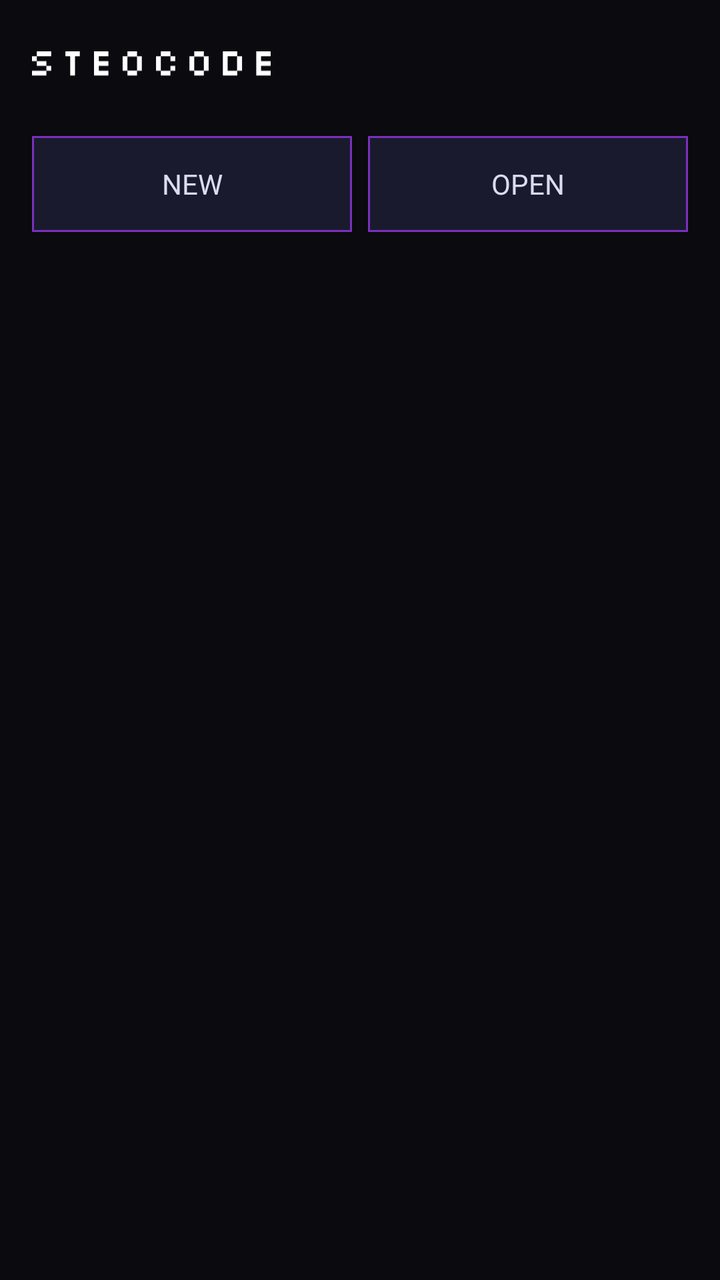
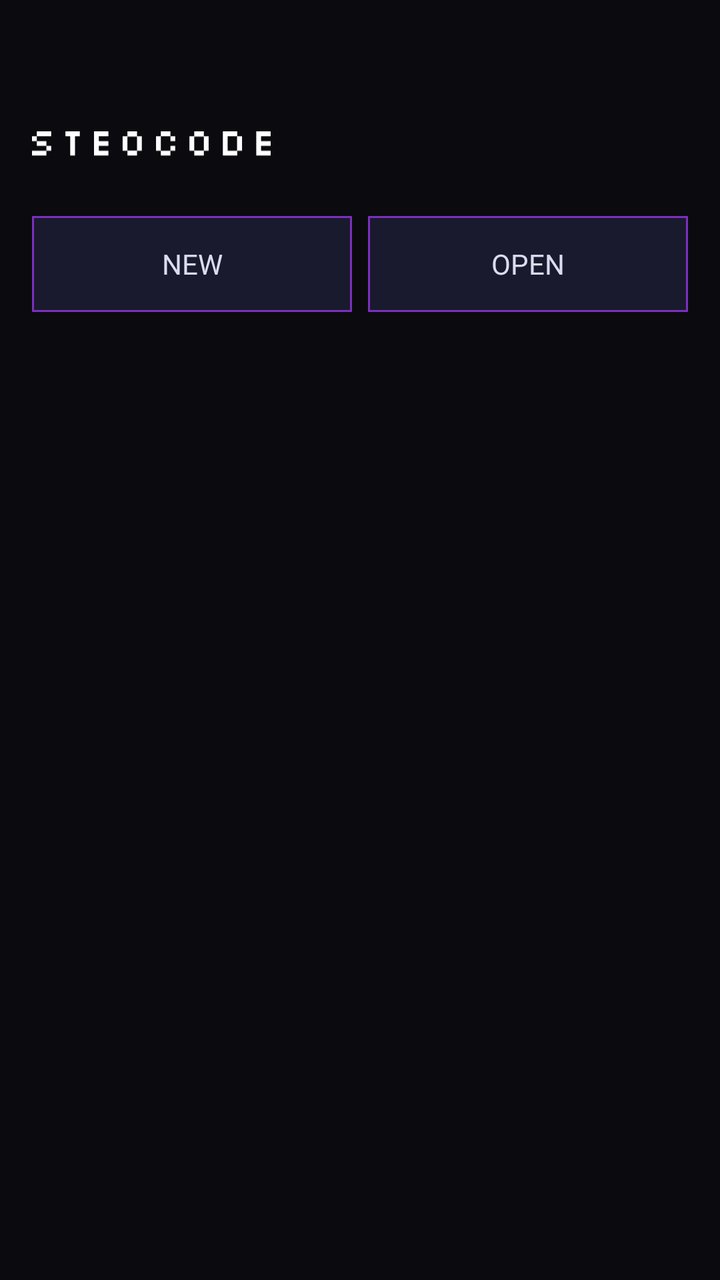

The first picture is an Android layout as it rendered before a commit; the second is the same layout after the commit. The layout source and the unified diff follow.
<!-- AndroidManifest.xml: application theme Theme.Steotexteditor -->
<!-- res/layout/nav_drawer_header.xml -->
<?xml version="1.0" encoding="utf-8"?>
<LinearLayout xmlns:android="http://schemas.android.com/apk/res/android"
    xmlns:app="http://schemas.android.com/apk/res-auto"
    android:layout_width="match_parent"
    android:layout_height="wrap_content"
    android:orientation="vertical"
    android:padding="16dp"
    android:fitsSystemWindows="true"
    android:background="@color/deep_space_black">

    <ImageView
        android:id="@+id/navHeaderLogo"
        android:layout_width="120dp"
        android:layout_height="32dp"
        android:layout_marginBottom="20dp"
        android:contentDescription="STEOCODE"
        android:src="@drawable/ic_logo" />

    <LinearLayout
        android:layout_width="match_parent"
        android:layout_height="wrap_content"
        android:orientation="horizontal"
        android:gravity="center_vertical"
        android:paddingBottom="8dp">

        <androidx.appcompat.widget.AppCompatButton
            android:id="@+id/btnNewFile"
            android:layout_width="0dp"
            android:layout_height="wrap_content"
            android:layout_weight="1"
            android:text="NEW"
            android:background="@drawable/pixel_button_background"
            android:textColor="#DCDCF0"
            android:textAllCaps="true"
            android:fontFamily="@font/silkscreen" />

        <Space
            android:layout_width="8dp"
            android:layout_height="wrap_content" />

        <androidx.appcompat.widget.AppCompatButton
            android:id="@+id/btnOpenFile"
            android:layout_width="0dp"
            android:layout_height="wrap_content"
            android:layout_weight="1"
            android:text="OPEN"
            android:background="@drawable/pixel_button_background"
            android:textColor="#DCDCF0"
            android:textAllCaps="true"
            android:fontFamily="@font/silkscreen" />
    </LinearLayout>

    <TextView
        android:id="@+id/tvEmptyRecent"
        android:layout_width="match_parent"
        android:layout_height="wrap_content"
        android:text="No recent files yet"
        android:textColor="@color/text_off_white"
        android:visibility="gone"
        android:paddingTop="8dp"
        android:paddingBottom="8dp" />

    <androidx.recyclerview.widget.RecyclerView
        android:id="@+id/rvRecentFiles"
        android:layout_width="match_parent"
        android:layout_height="200dp"
        android:clipToPadding="false" />

</LinearLayout>
<!-- resources referenced by this layout -->
<resources>
  <color name="deep_space_black">#0A0A0F</color>
  <color name="text_off_white">#E8E8F0</color>
  <!-- drawable ic_logo (drawable) -->
  <vector xmlns:android="http://schemas.android.com/apk/res/android"
      android:width="125dp"
      android:height="13dp"
      android:viewportWidth="125"
      android:viewportHeight="13">
    <path
        android:pathData="M2.5,2.5V0H10V2.5H2.5ZM7.5,10V7.5H2.5V5H0V2.5H2.5V5H7.5V7.5H10V10H7.5ZM0,12.5V10H7.5V12.5H0ZM19.9,12.5V2.5H17.4V0H24.9V2.5H22.4V12.5H19.9ZM32.3,12.5V0H39.8V2.5H34.8V5H39.8V7.5H34.8V10H39.8V12.5H32.3ZM49.7,12.5V10H47.2V2.5H49.7V0H54.7V2.5H57.2V10H54.7V12.5H49.7ZM49.7,9.9H54.7V2.6H49.7V9.9ZM72.1,5V2.5H67.1V0H72.1V2.5H74.6V5H72.1ZM67.1,12.5V10H64.6V2.5H67.1V10H72.1V12.5H67.1ZM72.1,10V7.5H74.6V10H72.1ZM84.5,12.5V10H82V2.5H84.5V0H89.5V2.5H92V10H89.5V12.5H84.5ZM84.5,9.9H89.5V2.6H84.5V9.9ZM99.4,12.5V0H106.9V2.5H109.4V10H106.9V12.5H99.4ZM101.9,10H106.8V2.5H101.9V10ZM116.8,12.5V0H124.3V2.5H119.3V5H124.3V7.5H119.3V10H124.3V12.5H116.8Z"
        android:fillColor="#FFFFFF"/>
  </vector>
  <!-- drawable pixel_button_background (drawable) -->
  <?xml version="1.0" encoding="utf-8"?>
  <shape xmlns:android="http://schemas.android.com/apk/res/android">
      <solid android:color="#1A1A2E" />
      <stroke android:width="1dp" android:color="#7B2FBE" />
      <corners android:radius="0dp" />
      <padding android:top="8dp" android:bottom="8dp" android:left="16dp" android:right="16dp" />
  </shape>
  <style name="Theme.Steotexteditor" parent="Base.Theme.Steotexteditor" />
  <style name="Base.Theme.Steotexteditor" parent="Theme.Material3.DayNight.NoActionBar">
          <item name="android:windowBackground">@color/deep_space_black</item>
          <item name="colorPrimary">@color/primary_accent_purple</item>
          <item name="colorOnSurface">@color/text_off_white</item>
          <item name="android:textColor">@color/text_off_white</item>
          <item name="android:textColorPrimary">@color/text_off_white</item>
          <item name="android:textColorSecondary">@color/icon_tint_soft_white</item>
          <item name="android:statusBarColor">@color/deep_space_black</item>
          <item name="android:navigationBarColor">@color/deep_space_black</item>
          <item name="toolbarStyle">@style/Widget.Steotexteditor.Toolbar</item>
          <item name="actionOverflowButtonStyle">@style/Widget.Steotexteditor.Overflow</item>
          <item name="actionOverflowMenuStyle">@style/DarkPopupMenu</item>
          <item name="android:popupMenuStyle">@style/DarkPopupMenu</item>
      </style>
  <color name="primary_accent_purple">#7B2FBE</color>
  <color name="icon_tint_soft_white">#DCDCF0</color>
  <style name="Widget.Steotexteditor.Toolbar" parent="Widget.Material3.Toolbar">
          <item name="android:background">@color/deep_space_black</item>
          <item name="titleTextColor">@color/text_off_white</item>
          <item name="android:theme">@style/ThemeOverlay.Steotexteditor.Toolbar</item>
          <item name="popupTheme">@style/DarkPopupMenu</item>
      </style>
  <style name="Widget.Steotexteditor.Overflow" parent="Widget.AppCompat.ActionButton.Overflow">
          <item name="android:tint">@color/icon_tint_soft_white</item>
      </style>
  <style name="DarkPopupMenu" parent="Widget.AppCompat.PopupMenu">
          <item name="android:popupBackground">#1A1A2E</item>
          <item name="android:textColor">#E8E8F0</item>
      </style>
  <style name="ThemeOverlay.Steotexteditor.Toolbar" parent="ThemeOverlay.Material3.Dark">
          <item name="android:tint">@color/icon_tint_soft_white</item>
          <item name="android:textColorSecondary">@color/icon_tint_soft_white</item>
          <item name="android:textColorPrimary">@color/text_off_white</item>
          <item name="colorControlNormal">@color/icon_tint_soft_white</item>
          <item name="colorControlActivated">@color/primary_accent_purple</item>
      </style>
</resources>

<!-- the commit's change to res/layout/nav_drawer_header.xml (unified diff, before → after) -->
@@ -2,16 +2,16 @@
 <LinearLayout xmlns:android="http://schemas.android.com/apk/res/android"
     xmlns:app="http://schemas.android.com/apk/res-auto"
     android:layout_width="match_parent"
-    android:layout_height="wrap_content"
+    android:layout_height="match_parent"
     android:orientation="vertical"
     android:padding="16dp"
-    android:fitsSystemWindows="true"
     android:background="@color/deep_space_black">
 
     <ImageView
         android:id="@+id/navHeaderLogo"
         android:layout_width="120dp"
         android:layout_height="32dp"
+        android:layout_marginTop="40dp"
         android:layout_marginBottom="20dp"
         android:contentDescription="STEOCODE"
         android:src="@drawable/ic_logo" />
@@ -63,7 +63,9 @@
     <androidx.recyclerview.widget.RecyclerView
         android:id="@+id/rvRecentFiles"
         android:layout_width="match_parent"
-        android:layout_height="200dp"
-        android:clipToPadding="false" />
+        android:layout_height="0dp"
+        android:layout_weight="1"
+        android:clipToPadding="false"
+        android:paddingBottom="24dp" />
 
 </LinearLayout>
